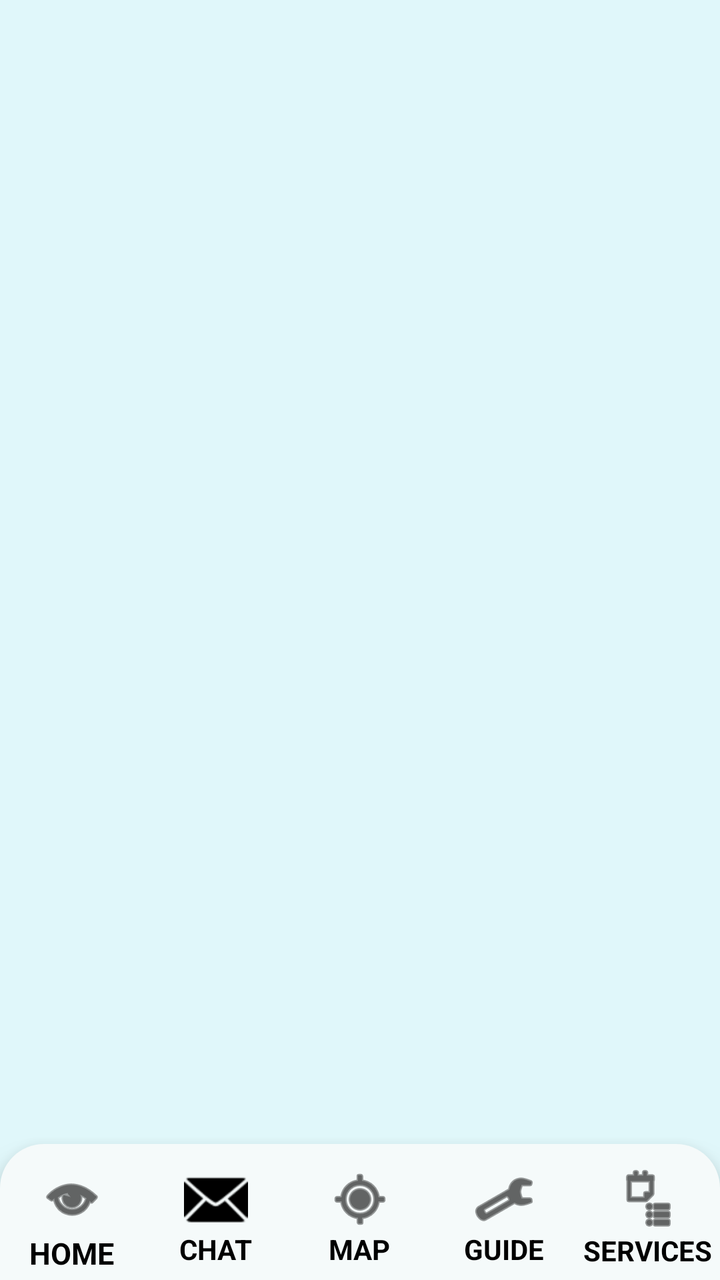
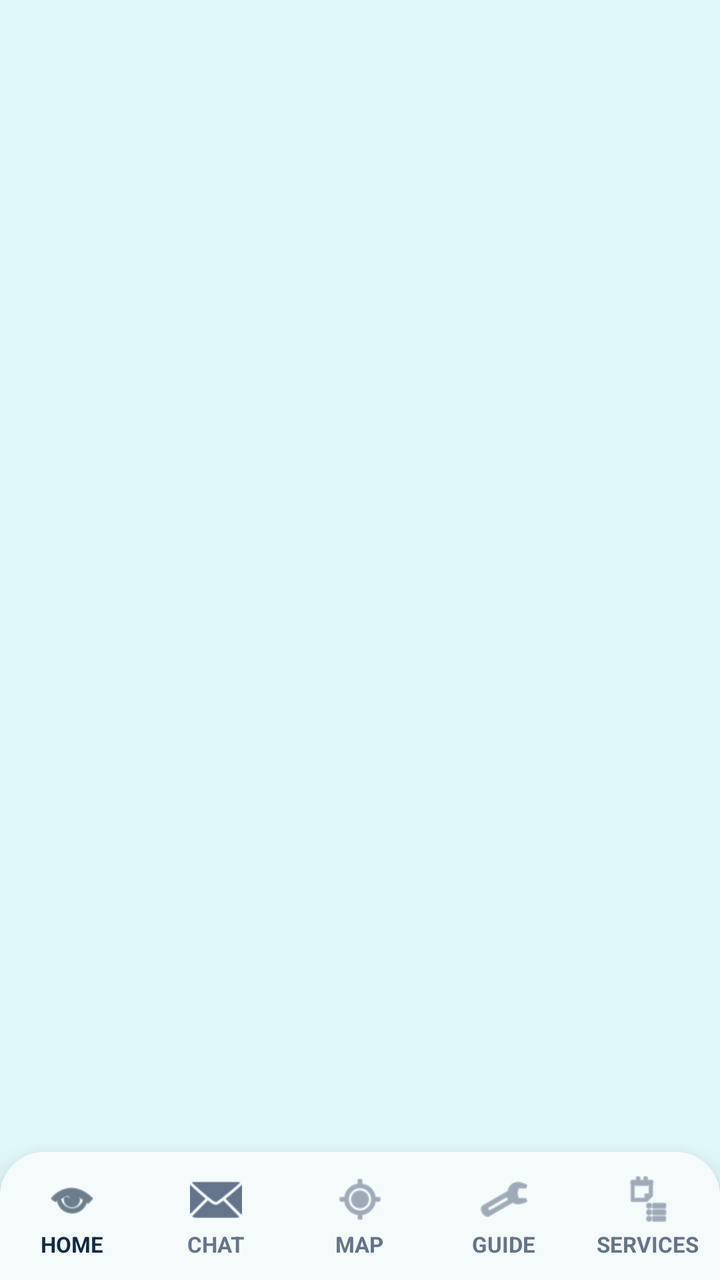

The first picture is an Android layout as it rendered before a commit; the second is the same layout after the commit. The layout source and the unified diff follow.
<!-- AndroidManifest.xml: application theme Theme.UDOMGo -->
<!-- res/layout/activity_home.xml -->
<?xml version="1.0" encoding="utf-8"?>
<LinearLayout
    xmlns:android="http://schemas.android.com/apk/res/android"
    xmlns:app="http://schemas.android.com/apk/res-auto"
    android:layout_width="match_parent"
    android:layout_height="match_parent"
    android:orientation="vertical"
    android:background="#E0F7FA">

    

    <FrameLayout
        android:id="@+id/fragmentContainer"
        android:layout_width="match_parent"
        android:layout_height="0dp"
        android:layout_weight="1" />

    

    <LinearLayout
        android:layout_width="match_parent"
        android:layout_height="68dp"
        android:orientation="horizontal"
        android:gravity="center"
        android:background="@drawable/bottom_nav_background"
        android:elevation="10dp"
        android:paddingTop="3dp"
        android:paddingBottom="5dp">

        

        <LinearLayout
            android:id="@+id/homeNav"
            android:layout_width="0dp"
            android:layout_height="match_parent"
            android:layout_weight="1"
            android:orientation="vertical"
            android:gravity="center">

            <ImageButton
                android:layout_width="48dp"
                android:layout_height="48dp"
                android:minWidth="48dp"
                android:minHeight="48dp"
                android:background="@android:color/transparent"
                android:src="@android:drawable/ic_menu_view"
                android:contentDescription="Home"
                app:tint="#000000" />

            <TextView
                android:layout_width="wrap_content"
                android:layout_height="wrap_content"
                android:text="HOME"
                android:textColor="#000000"
                android:textSize="15sp"
                android:layout_marginTop="-7dp"
                android:textStyle="bold" />

        </LinearLayout>


        

        <LinearLayout
            android:id="@+id/chatNav"
            android:layout_width="0dp"
            android:layout_height="match_parent"
            android:layout_weight="1"
            android:orientation="vertical"
            android:gravity="center">

            <ImageButton
                android:layout_width="48dp"
                android:layout_height="48dp"
                android:minWidth="48dp"
                android:minHeight="48dp"
                android:background="@android:color/transparent"
                android:src="@android:drawable/ic_dialog_email"
                android:contentDescription="Chat"
                app:tint="#000000" />

            <TextView
                android:layout_width="wrap_content"
                android:layout_height="wrap_content"
                android:text="CHAT"
                android:textColor="#000000"
                android:textSize="14sp"
                android:layout_marginTop="-9dp"
                android:textStyle="bold" />

        </LinearLayout>


        

        <LinearLayout
            android:id="@+id/mapNav"
            android:layout_width="0dp"
            android:layout_height="match_parent"
            android:layout_weight="1"
            android:orientation="vertical"
            android:gravity="center">

            <ImageButton
                android:layout_width="48dp"
                android:layout_height="48dp"
                android:minWidth="48dp"
                android:minHeight="48dp"
                android:background="@android:color/transparent"
                android:src="@android:drawable/ic_menu_mylocation"
                android:contentDescription="Map"
                app:tint="#000000" />

            <TextView
                android:layout_width="wrap_content"
                android:layout_height="wrap_content"
                android:text="MAP"
                android:textColor="#000000"
                android:textSize="14sp"
                android:layout_marginTop="-9dp"
                android:textStyle="bold" />

        </LinearLayout>


        

        <LinearLayout
            android:id="@+id/guideNav"
            android:layout_width="0dp"
            android:layout_height="match_parent"
            android:layout_weight="1"
            android:orientation="vertical"
            android:gravity="center">

            <ImageButton
                android:layout_width="48dp"
                android:layout_height="48dp"
                android:minWidth="48dp"
                android:minHeight="48dp"
                android:background="@android:color/transparent"
                android:src="@android:drawable/ic_menu_manage"
                android:contentDescription="Guide"
                app:tint="#000000" />

            <TextView
                android:layout_width="wrap_content"
                android:layout_height="wrap_content"
                android:text="GUIDE"
                android:textColor="#000000"
                android:textSize="14sp"
                android:layout_marginTop="-9dp"
                android:textStyle="bold" />

        </LinearLayout>


        

        <LinearLayout
            android:id="@+id/servicesNav"
            android:layout_width="0dp"
            android:layout_height="match_parent"
            android:layout_weight="1"
            android:orientation="vertical"
            android:gravity="center">

            <ImageButton
                android:layout_width="48dp"
                android:layout_height="48dp"
                android:minWidth="48dp"
                android:minHeight="48dp"
                android:background="@android:color/transparent"
                android:src="@android:drawable/ic_menu_agenda"
                android:contentDescription="Services"
                app:tint="#000000" />

            <TextView
                android:layout_width="wrap_content"
                android:layout_height="wrap_content"
                android:text="SERVICES"
                android:textColor="#000000"
                android:textSize="14sp"
                android:layout_marginTop="-8dp"
                android:textStyle="bold" />

        </LinearLayout>

    </LinearLayout>

</LinearLayout>
<!-- resources referenced by this layout -->
<resources>
  <!-- drawable bottom_nav_background (drawable) -->
  <?xml version="1.0" encoding="utf-8"?>
  <shape xmlns:android="http://schemas.android.com/apk/res/android"
      android:shape="rectangle">
  
      <solid android:color="#F5FAFA" />
  
      <corners
          android:topLeftRadius="22dp"
          android:topRightRadius="22dp"
          android:bottomLeftRadius="0dp"
          android:bottomRightRadius="0dp" />
  
  </shape>
  <style name="Theme.UDOMGo" parent="Base.Theme.UDOMGo" />
  <style name="Base.Theme.UDOMGo" parent="Theme.Material3.DayNight.NoActionBar">
          
          
      </style>
</resources>

<!-- the commit's change to res/layout/activity_home.xml (unified diff, before → after) -->
@@ -8,7 +8,6 @@
     android:background="#E0F7FA">
 
     
-
     <FrameLayout
         android:id="@+id/fragmentContainer"
         android:layout_width="match_parent"
@@ -16,172 +15,184 @@
         android:layout_weight="1" />
 
     
-
     <LinearLayout
         android:layout_width="match_parent"
-        android:layout_height="68dp"
+        android:layout_height="64dp"
         android:orientation="horizontal"
         android:gravity="center"
         android:background="@drawable/bottom_nav_background"
-        android:elevation="10dp"
-        android:paddingTop="3dp"
-        android:paddingBottom="5dp">
-
-        
-
+        android:elevation="12dp">
+
+        
         <LinearLayout
             android:id="@+id/homeNav"
             android:layout_width="0dp"
             android:layout_height="match_parent"
             android:layout_weight="1"
             android:orientation="vertical"
-            android:gravity="center">
-
-            <ImageButton
-                android:layout_width="48dp"
-                android:layout_height="48dp"
-                android:minWidth="48dp"
-                android:minHeight="48dp"
-                android:background="@android:color/transparent"
+            android:gravity="center"
+            android:clickable="true"
+            android:focusable="true"
+            android:background="?attr/selectableItemBackground">
+
+            <ImageView
+                android:id="@+id/homeIcon"
+                android:layout_width="26dp"
+                android:layout_height="26dp"
+                android:clickable="false"
+                android:focusable="false"
                 android:src="@android:drawable/ic_menu_view"
                 android:contentDescription="Home"
-                app:tint="#000000" />
-
-            <TextView
+                app:tint="#102A43" />
+
+            <TextView
+                android:id="@+id/homeText"
                 android:layout_width="wrap_content"
                 android:layout_height="wrap_content"
                 android:text="HOME"
-                android:textColor="#000000"
-                android:textSize="15sp"
-                android:layout_marginTop="-7dp"
-                android:textStyle="bold" />
-
-        </LinearLayout>
-
-
-        
-
+                android:textColor="#102A43"
+                android:textSize="11sp"
+                android:layout_marginTop="2dp"
+                android:textStyle="bold" />
+
+        </LinearLayout>
+
+
+        
         <LinearLayout
             android:id="@+id/chatNav"
             android:layout_width="0dp"
             android:layout_height="match_parent"
             android:layout_weight="1"
             android:orientation="vertical"
-            android:gravity="center">
-
-            <ImageButton
-                android:layout_width="48dp"
-                android:layout_height="48dp"
-                android:minWidth="48dp"
-                android:minHeight="48dp"
-                android:background="@android:color/transparent"
+            android:gravity="center"
+            android:clickable="true"
+            android:focusable="true"
+            android:background="?attr/selectableItemBackground">
+
+            <ImageView
+                android:id="@+id/chatIcon"
+                android:layout_width="26dp"
+                android:layout_height="26dp"
+                android:clickable="false"
+                android:focusable="false"
                 android:src="@android:drawable/ic_dialog_email"
                 android:contentDescription="Chat"
-                app:tint="#000000" />
-
-            <TextView
+                app:tint="#64748B" />
+
+            <TextView
+                android:id="@+id/chatText"
                 android:layout_width="wrap_content"
                 android:layout_height="wrap_content"
                 android:text="CHAT"
-                android:textColor="#000000"
-                android:textSize="14sp"
-                android:layout_marginTop="-9dp"
-                android:textStyle="bold" />
-
-        </LinearLayout>
-
-
-        
-
+                android:textColor="#64748B"
+                android:textSize="11sp"
+                android:layout_marginTop="2dp"
+                android:textStyle="bold" />
+
+        </LinearLayout>
+
+
+        
         <LinearLayout
             android:id="@+id/mapNav"
             android:layout_width="0dp"
             android:layout_height="match_parent"
             android:layout_weight="1"
             android:orientation="vertical"
-            android:gravity="center">
-
-            <ImageButton
-                android:layout_width="48dp"
-                android:layout_height="48dp"
-                android:minWidth="48dp"
-                android:minHeight="48dp"
-                android:background="@android:color/transparent"
+            android:gravity="center"
+            android:clickable="true"
+            android:focusable="true"
+            android:background="?attr/selectableItemBackground">
+
+            <ImageView
+                android:id="@+id/mapIcon"
+                android:layout_width="26dp"
+                android:layout_height="26dp"
+                android:clickable="false"
+                android:focusable="false"
                 android:src="@android:drawable/ic_menu_mylocation"
                 android:contentDescription="Map"
-                app:tint="#000000" />
-
-            <TextView
+                app:tint="#64748B" />
+
+            <TextView
+                android:id="@+id/mapText"
                 android:layout_width="wrap_content"
                 android:layout_height="wrap_content"
                 android:text="MAP"
-                android:textColor="#000000"
-                android:textSize="14sp"
-                android:layout_marginTop="-9dp"
-                android:textStyle="bold" />
-
-        </LinearLayout>
-
-
-        
-
+                android:textColor="#64748B"
+                android:textSize="11sp"
+                android:layout_marginTop="2dp"
+                android:textStyle="bold" />
+
+        </LinearLayout>
+
+
+        
         <LinearLayout
             android:id="@+id/guideNav"
             android:layout_width="0dp"
             android:layout_height="match_parent"
             android:layout_weight="1"
             android:orientation="vertical"
-            android:gravity="center">
-
-            <ImageButton
-                android:layout_width="48dp"
-                android:layout_height="48dp"
-                android:minWidth="48dp"
-                android:minHeight="48dp"
-                android:background="@android:color/transparent"
+            android:gravity="center"
+            android:clickable="true"
+            android:focusable="true"
+            android:background="?attr/selectableItemBackground">
+
+            <ImageView
+                android:id="@+id/guideIcon"
+                android:layout_width="26dp"
+                android:layout_height="26dp"
+                android:clickable="false"
+                android:focusable="false"
                 android:src="@android:drawable/ic_menu_manage"
                 android:contentDescription="Guide"
-                app:tint="#000000" />
-
-            <TextView
+                app:tint="#64748B" />
+
+            <TextView
+                android:id="@+id/guideText"
                 android:layout_width="wrap_content"
                 android:layout_height="wrap_content"
                 android:text="GUIDE"
-                android:textColor="#000000"
-                android:textSize="14sp"
-                android:layout_marginTop="-9dp"
-                android:textStyle="bold" />
-
-        </LinearLayout>
-
-
-        
-
+                android:textColor="#64748B"
+                android:textSize="11sp"
+                android:layout_marginTop="2dp"
+                android:textStyle="bold" />
+
+        </LinearLayout>
+
+
+        
         <LinearLayout
             android:id="@+id/servicesNav"
             android:layout_width="0dp"
             android:layout_height="match_parent"
             android:layout_weight="1"
             android:orientation="vertical"
-            android:gravity="center">
-
-            <ImageButton
-                android:layout_width="48dp"
-                android:layout_height="48dp"
-                android:minWidth="48dp"
-                android:minHeight="48dp"
-                android:background="@android:color/transparent"
+            android:gravity="center"
+            android:clickable="true"
+            android:focusable="true"
+            android:background="?attr/selectableItemBackground">
+
+            <ImageView
+                android:id="@+id/servicesIcon"
+                android:layout_width="26dp"
+                android:layout_height="26dp"
+                android:clickable="false"
+                android:focusable="false"
                 android:src="@android:drawable/ic_menu_agenda"
                 android:contentDescription="Services"
-                app:tint="#000000" />
-
-            <TextView
+                app:tint="#64748B" />
+
+            <TextView
+                android:id="@+id/servicesText"
                 android:layout_width="wrap_content"
                 android:layout_height="wrap_content"
                 android:text="SERVICES"
-                android:textColor="#000000"
-                android:textSize="14sp"
-                android:layout_marginTop="-8dp"
+                android:textColor="#64748B"
+                android:textSize="11sp"
+                android:layout_marginTop="2dp"
                 android:textStyle="bold" />
 
         </LinearLayout>
